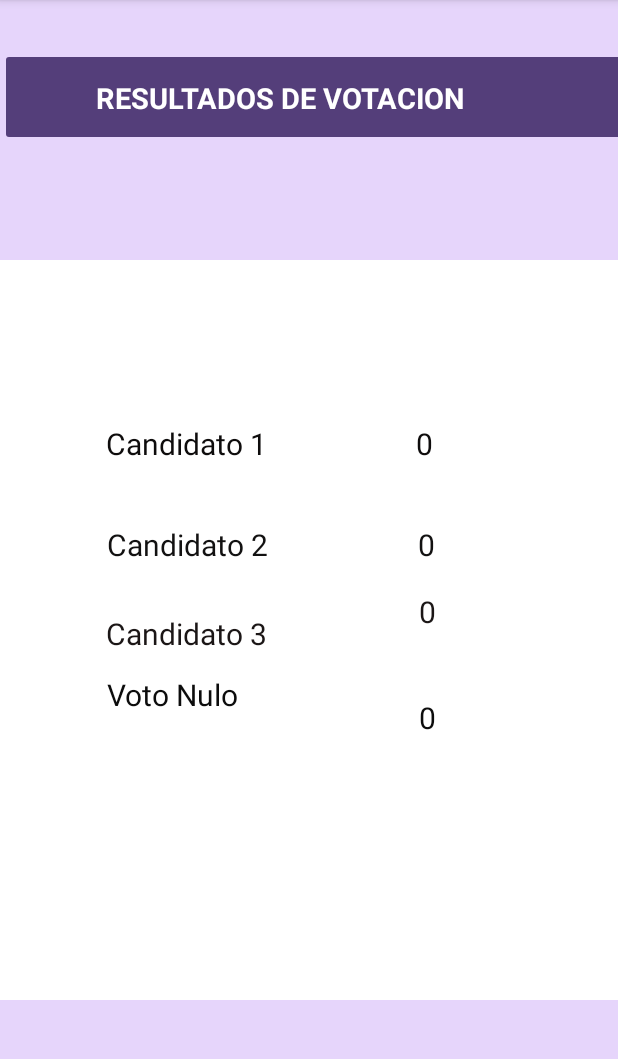
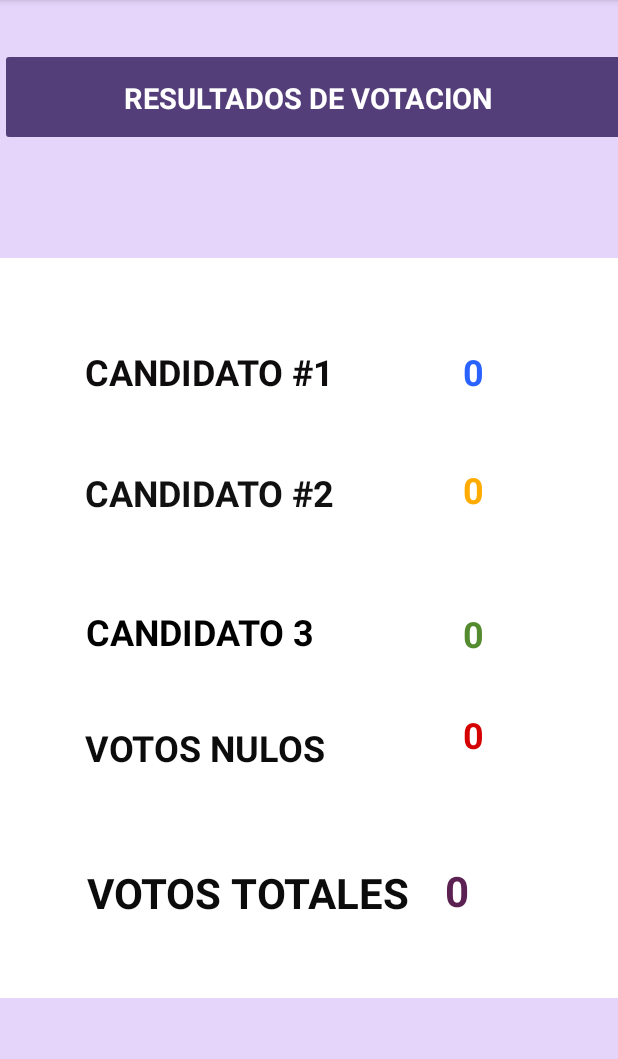
Before and after one commit to edwinarrocha/Proyecto1, an Android app: the resultados screen opened directly, with no data from a screen before it, on a phone screen of 412 x 824 dp, the part 84-1143 px from its top. Run offline under Robolectric (Android 15) with nearby library versions, the phone set to English and light mode, and no system bars; Roboto replaces fonts that are not available here.

Commit message:
Se reparo el problema con los contadores de la clase votacion utilizando datos <static> || se hicieron actualizaciones en el .xml de la clase recultados

```diff
--- a/app/src/main/java/com/example/sistemadevotaciones/MainActivity.java
+++ b/app/src/main/java/com/example/sistemadevotaciones/MainActivity.java
@@ -38,8 +38,6 @@ public class MainActivity extends AppCompatActivity {
         Integer cont_2 = getIntent().getIntExtra("cont_candidato2", 0);
         Integer cont_3 = getIntent().getIntExtra("cont_candidato3", 0);
         Integer cont_nulo = getIntent().getIntExtra("cont_nulo", 0);
-
-
 
         //variables para los elementos graficos
         cedula = (EditText) findViewById(R.id.txt_loginCedula);
--- a/app/src/main/java/com/example/sistemadevotaciones/resultados.java
+++ b/app/src/main/java/com/example/sistemadevotaciones/resultados.java
@@ -8,7 +8,7 @@ import android.widget.TextView;
 
 public class resultados extends AppCompatActivity {
 
-    TextView candidato1, candidato2, candidato3, votonulo;
+    TextView candidato1, candidato2, candidato3, votonulo, votos_totales;
 
     @Override
     protected void onCreate(Bundle savedInstanceState) {
@@ -19,22 +19,34 @@ public class resultados extends AppCompatActivity {
         candidato2 = (TextView) findViewById(R.id.candidato2);
         candidato3 = (TextView) findViewById(R.id.candidato3);
         votonulo = (TextView) findViewById(R.id.votonulo);
+        votos_totales = (TextView) findViewById(R.id.txt_votosTotales);
+
 
         Intent intent = getIntent();
 
-        Integer cont_1 = getIntent().getIntExtra("cont_candidato1", 0);
+        // Intent no funcional para traer los contadores
+        /*Integer cont_1 = getIntent().getIntExtra("cont_candidato1", 0);
         Integer cont_2 = getIntent().getIntExtra("cont_candidato2", 0);
         Integer cont_3 = getIntent().getIntExtra("cont_candidato3", 0);
-        Integer cont_nulo = getIntent().getIntExtra("cont_nulo", 0);
+        Integer cont_nulo = getIntent().getIntExtra("cont_nulo", 0);*/
+
+        Integer cont_1 = votacion.candidato1_VivianValencuela;
+        Integer cont_2 = votacion.candidato2_OmarAizpurua;
+        Integer cont_3 =  votacion.candidato3_MartinCandenado;
+        Integer cont_nulo = votacion.voto_Nulo;
+
+        Integer acum_votos = cont_1 + cont_2 + cont_3 + cont_nulo;
 
         String cand_1 = String.valueOf(cont_1);
         String cand_2 = String.valueOf(cont_2);
         String cand_3 = String.valueOf(cont_3);
         String nulo = String.valueOf(cont_nulo);
+        String votos_t = String.valueOf(acum_votos);
 
         candidato1.setText(cand_1);
         candidato2.setText(cand_2);
         candidato3.setText(cand_3);
         votonulo.setText(nulo);
+        votos_totales.setText(votos_t);
     }
 }
--- a/app/src/main/java/com/example/sistemadevotaciones/votacion.java
+++ b/app/src/main/java/com/example/sistemadevotaciones/votacion.java
@@ -20,7 +20,7 @@ public class votacion extends AppCompatActivity {
 
 
     //contadores de votacion
-    int candidato1_VivianValencuela, candidato2_OmarAizpurua, candidato3_MartinCandenado, voto_Nulo;
+    static int candidato1_VivianValencuela, candidato2_OmarAizpurua, candidato3_MartinCandenado, voto_Nulo;
 
     @Override
     protected void onCreate(Bundle savedInstanceState) {
--- a/app/src/main/res/layout/activity_resultados.xml
+++ b/app/src/main/res/layout/activity_resultados.xml
@@ -21,10 +21,10 @@
         android:id="@+id/textView"
         android:layout_width="395dp"
         android:layout_height="45dp"
-        android:layout_marginStart="64dp"
+        android:layout_marginStart="8dp"
         android:layout_marginTop="52dp"
         android:text="RESULTADOS DE VOTACION"
-        android:textAlignment="viewStart"
+        android:textAlignment="center"
         android:textAllCaps="true"
         android:textColor="@color/white"
         android:textSize="19sp"
@@ -34,122 +34,174 @@
 
     <ImageView
         android:id="@+id/imageView"
-        android:layout_width="450dp"
+        android:layout_width="416dp"
         android:layout_height="493dp"
         android:background="@color/white"
         app:layout_constraintBottom_toBottomOf="parent"
         app:layout_constraintEnd_toEndOf="parent"
-        app:layout_constraintHorizontal_bias="0.82"
+        app:layout_constraintHorizontal_bias="0.6"
         app:layout_constraintStart_toStartOf="parent"
         app:layout_constraintTop_toTopOf="parent"
-        app:layout_constraintVertical_bias="0.63"
+        app:layout_constraintVertical_bias="0.626"
         tools:srcCompat="@color/white" />
+
+    <TextView
+        android:id="@+id/txt_votosTotales"
+        android:layout_width="77dp"
+        android:layout_height="31dp"
+        android:text="0"
+        android:textAllCaps="true"
+        android:textColor="#5B2153"
+        android:textSize="28sp"
+        android:textStyle="bold"
+        app:layout_constraintBottom_toBottomOf="parent"
+        app:layout_constraintEnd_toEndOf="parent"
+        app:layout_constraintHorizontal_bias="0.383"
+        app:layout_constraintStart_toEndOf="@+id/textView11"
+        app:layout_constraintTop_toTopOf="parent"
+        app:layout_constraintVertical_bias="0.78" />
+
+    <TextView
+        android:id="@+id/textView11"
+        android:layout_width="wrap_content"
+        android:layout_height="wrap_content"
+        android:text="VOTOS TOTALES"
+        android:textAlignment="textStart"
+        android:textColor="#0C0C0C"
+        android:textSize="28sp"
+        android:textStyle="bold"
+        app:layout_constraintBottom_toBottomOf="parent"
+        app:layout_constraintEnd_toEndOf="parent"
+        app:layout_constraintHorizontal_bias="0.293"
+        app:layout_constraintStart_toStartOf="parent"
+        app:layout_constraintTop_toBottomOf="@+id/textView9"
+        app:layout_constraintVertical_bias="0.473" />
 
     <TextView
         android:id="@+id/candidato1"
         android:layout_width="wrap_content"
         android:layout_height="wrap_content"
         android:text="0"
-        android:textColor="#0E0C0C"
-        android:textSize="20sp"
+        android:textAllCaps="true"
+        android:textColor="@color/md_blue_A700"
+        android:textSize="24sp"
+        android:textStyle="bold"
         app:layout_constraintBottom_toTopOf="@+id/textView7"
         app:layout_constraintEnd_toEndOf="parent"
-        app:layout_constraintHorizontal_bias="0.692"
+        app:layout_constraintHorizontal_bias="0.775"
         app:layout_constraintStart_toStartOf="parent"
         app:layout_constraintTop_toTopOf="parent"
-        app:layout_constraintVertical_bias="0.876" />
+        app:layout_constraintVertical_bias="0.829" />
 
     <TextView
         android:id="@+id/textView6"
         android:layout_width="wrap_content"
         android:layout_height="wrap_content"
-        android:text="Candidato 1"
+        android:text="CANDIDATO #1"
+        android:textAllCaps="true"
         android:textColor="#0E0C0C"
-        android:textSize="20sp"
+        android:textSize="24sp"
+        android:textStyle="bold"
         app:layout_constraintBottom_toTopOf="@+id/textView7"
         app:layout_constraintEnd_toEndOf="parent"
-        app:layout_constraintHorizontal_bias="0.231"
+        app:layout_constraintHorizontal_bias="0.232"
         app:layout_constraintStart_toStartOf="parent"
         app:layout_constraintTop_toTopOf="parent"
-        app:layout_constraintVertical_bias="0.876" />
+        app:layout_constraintVertical_bias="0.829" />
 
     <TextView
         android:id="@+id/textView7"
         android:layout_width="wrap_content"
         android:layout_height="wrap_content"
-        android:layout_marginBottom="32dp"
-        android:text="Candidato 2"
+        android:layout_marginBottom="60dp"
+        android:text="Candidato #2"
+        android:textAllCaps="true"
         android:textColor="#121111"
-        android:textSize="20sp"
+        android:textSize="24sp"
+        android:textStyle="bold"
         app:layout_constraintBottom_toTopOf="@+id/textView9"
         app:layout_constraintEnd_toEndOf="parent"
-        app:layout_constraintHorizontal_bias="0.235"
+        app:layout_constraintHorizontal_bias="0.232"
         app:layout_constraintStart_toStartOf="parent" />
 
     <TextView
         android:id="@+id/candidato2"
         android:layout_width="wrap_content"
         android:layout_height="wrap_content"
-        android:layout_marginBottom="32dp"
+        android:layout_marginBottom="40dp"
         android:text="0"
-        android:textColor="#121111"
-        android:textSize="20sp"
+        android:textAllCaps="true"
+        android:textColor="@color/md_amber_A700"
+        android:textSize="24sp"
+        android:textStyle="bold"
         app:layout_constraintBottom_toTopOf="@+id/textView9"
         app:layout_constraintEnd_toEndOf="parent"
-        app:layout_constraintHorizontal_bias="0.695"
-        app:layout_constraintStart_toStartOf="parent" />
+        app:layout_constraintHorizontal_bias="0.775"
+        app:layout_constraintStart_toStartOf="parent"
+        app:layout_constraintTop_toBottomOf="@+id/candidato1"
+        app:layout_constraintVertical_bias="0.681" />
 
     <TextView
         android:id="@+id/textView9"
         android:layout_width="wrap_content"
         android:layout_height="wrap_content"
-        android:layout_marginBottom="332dp"
+        android:layout_marginBottom="228dp"
         android:text="Candidato 3"
-        android:textColor="#1B1616"
-        android:textSize="20sp"
-        app:layout_constraintBottom_toBottomOf="parent"
+        android:textAllCaps="true"
+        android:textColor="@color/black"
+        android:textSize="24sp"
+        android:textStyle="bold"
+        app:layout_constraintBottom_toBottomOf="@+id/imageView"
         app:layout_constraintEnd_toEndOf="parent"
-        app:layout_constraintHorizontal_bias="0.231"
+        app:layout_constraintHorizontal_bias="0.22"
         app:layout_constraintStart_toStartOf="parent" />
 
     <TextView
         android:id="@+id/candidato3"
         android:layout_width="wrap_content"
         android:layout_height="wrap_content"
-        android:layout_marginBottom="28dp"
+        android:layout_marginBottom="36dp"
         android:text="0"
-        android:textColor="#1B1616"
-        android:textSize="20sp"
+        android:textAllCaps="true"
+        android:textColor="@color/md_light_green_800"
+        android:textSize="24sp"
+        android:textStyle="bold"
         app:layout_constraintBottom_toTopOf="@+id/textView10"
         app:layout_constraintEnd_toEndOf="parent"
-        app:layout_constraintHorizontal_bias="0.698"
-        app:layout_constraintStart_toStartOf="parent" />
+        app:layout_constraintHorizontal_bias="0.775"
+        app:layout_constraintStart_toStartOf="parent"
+        app:layout_constraintTop_toBottomOf="@+id/candidato2"
+        app:layout_constraintVertical_bias="0.897" />
 
     <TextView
         android:id="@+id/textView10"
         android:layout_width="wrap_content"
         android:layout_height="wrap_content"
-        android:text="Voto Nulo"
+        android:text="VOTOS NULOS"
         android:textColor="#0C0C0C"
-        android:textSize="20sp"
+        android:textSize="24sp"
+        android:textStyle="bold"
         app:layout_constraintBottom_toBottomOf="parent"
         app:layout_constraintEnd_toEndOf="parent"
-        app:layout_constraintHorizontal_bias="0.22"
+        app:layout_constraintHorizontal_bias="0.226"
         app:layout_constraintStart_toStartOf="parent"
-        app:layout_constraintTop_toTopOf="parent"
-        app:layout_constraintVertical_bias="0.607" />
+        app:layout_constraintTop_toBottomOf="@+id/textView9"
+        app:layout_constraintVertical_bias="0.15" />
 
     <TextView
         android:id="@+id/votonulo"
         android:layout_width="wrap_content"
         android:layout_height="wrap_content"
-        android:layout_marginBottom="276dp"
+        android:layout_marginBottom="248dp"
         android:text="0"
-        android:textColor="#0C0C0C"
-        android:textSize="20sp"
+        android:textColor="@color/md_red_A700"
+        android:textSize="24sp"
+        android:textStyle="bold"
         app:layout_constraintBottom_toBottomOf="parent"
         app:layout_constraintEnd_toEndOf="parent"
-        app:layout_constraintHorizontal_bias="0.697"
-        app:layout_constraintStart_toStartOf="parent" />
+        app:layout_constraintHorizontal_bias="0.508"
+        app:layout_constraintStart_toEndOf="@+id/textView10"
+        app:layout_constraintTop_toBottomOf="@+id/candidato3"
+        app:layout_constraintVertical_bias="0.71" />
 
 </androidx.constraintlayout.widget.ConstraintLayout>
```
